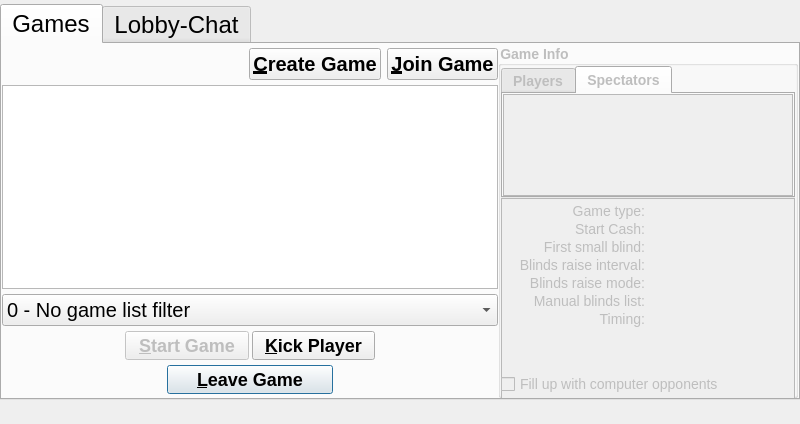
Old version of the form src/gui/qt/gui_800x480/gamelobbydialog_800x480.ui in the repository ph4n70mr1ddl3r/pokerth.
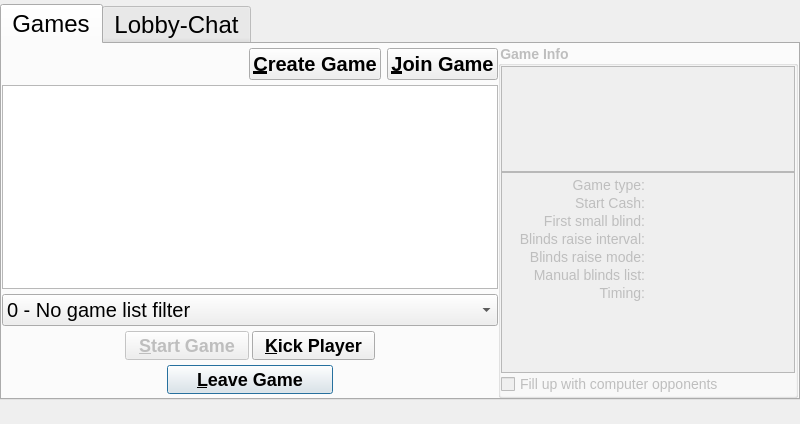
New version of the form. The open tabs and pages were chosen to show the change. Icons and pictures are not drawn.

Commit message: Remove spectator feature from game lobby and gameplay

Patch:
```diff
--- a/src/gui/qt/gui_800x480/gamelobbydialog_800x480.ui
+++ b/src/gui/qt/gui_800x480/gamelobbydialog_800x480.ui
@@ -480,28 +480,6 @@
              <number>0</number>
             </property>
             <item row="0" column="0">
-             <widget class="QTabWidget" name="tabWidget_playerSpectators">
-              <property name="currentIndex">
-               <number>0</number>
-              </property>
-              <widget class="QWidget" name="tab">
-               <attribute name="title">
-                <string>Players</string>
-               </attribute>
-               <layout class="QGridLayout" name="gridLayout_2">
-                <property name="leftMargin">
-                 <number>0</number>
-                </property>
-                <property name="topMargin">
-                 <number>0</number>
-                </property>
-                <property name="rightMargin">
-                 <number>0</number>
-                </property>
-                <property name="bottomMargin">
-                 <number>0</number>
-                </property>
-                <item row="0" column="0">
                  <widget class="QTreeWidget" name="treeWidget_connectedPlayers">
                   <property name="sizePolicy">
                    <sizepolicy hsizetype="Expanding" vsizetype="Preferred">
@@ -541,41 +519,6 @@
                     <string>Connected Players</string>
                    </property>
                   </column>
-                 </widget>
-                </item>
-               </layout>
-              </widget>
-              <widget class="QWidget" name="tab_3">
-               <attribute name="title">
-                <string>Spectators</string>
-               </attribute>
-               <layout class="QGridLayout" name="gridLayout_6">
-                <property name="leftMargin">
-                 <number>0</number>
-                </property>
-                <property name="topMargin">
-                 <number>0</number>
-                </property>
-                <property name="rightMargin">
-                 <number>0</number>
-                </property>
-                <property name="bottomMargin">
-                 <number>0</number>
-                </property>
-                <item row="0" column="0">
-                 <widget class="QTreeWidget" name="treeWidget_connectedSpectators">
-                  <property name="headerHidden">
-                   <bool>true</bool>
-                  </property>
-                  <column>
-                   <property name="text">
-                    <string notr="true">1</string>
-                   </property>
-                  </column>
-                 </widget>
-                </item>
-               </layout>
-              </widget>
              </widget>
             </item>
             <item row="1" column="0">
```
Left out of the diff: 14 changed lines with no effect on the pictures. Lines whose indentation alone changed are shown as unchanged. The commit also changes 39 other files.
